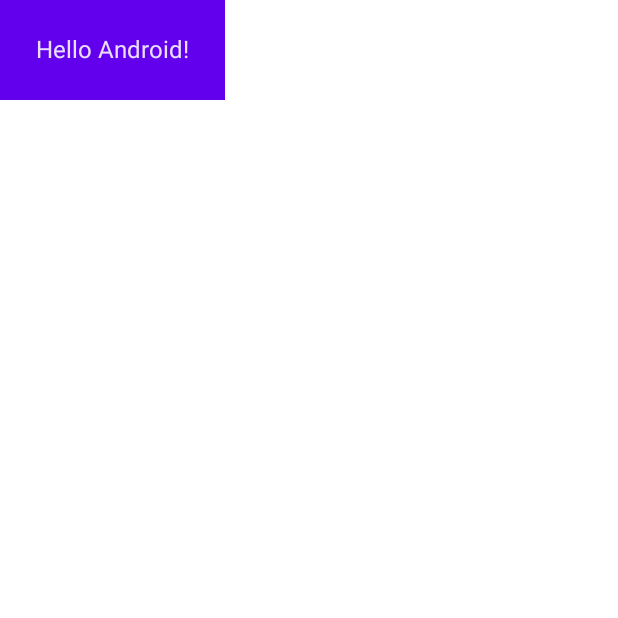
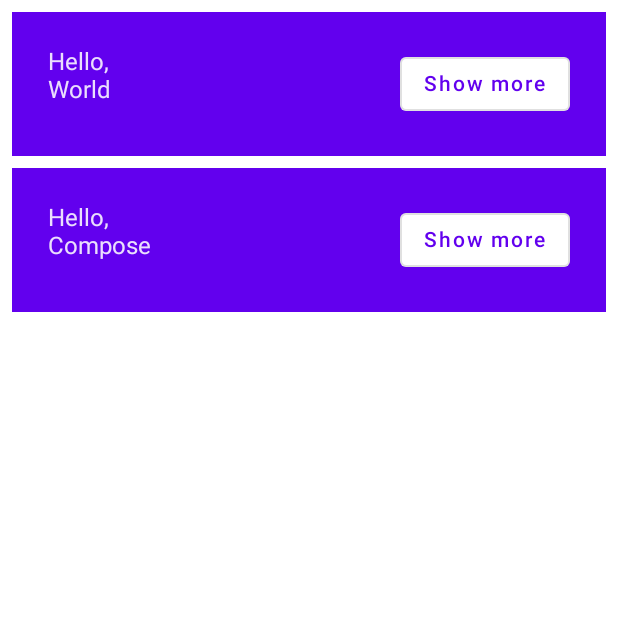
Before and after one commit to Brian-big/compose_basics_codelab, an Android app built with Jetpack Compose: the screen it shows after launch (MainActivity), on a phone screen of 412 x 824 dp, the top half of it. Run offline under Robolectric (Android 15) with nearby library versions, the phone set to English and light mode, and no system bars.

Commit message:
creating columns and rows

```diff
--- a/app/src/main/java/compose/basics/codelab/MainActivity.kt
+++ b/app/src/main/java/compose/basics/codelab/MainActivity.kt
@@ -3,8 +3,9 @@ package compose.basics.codelab
 import android.os.Bundle
 import androidx.activity.ComponentActivity
 import androidx.activity.compose.setContent
-import androidx.compose.foundation.layout.padding
+import androidx.compose.foundation.layout.*
 import androidx.compose.material.MaterialTheme
+import androidx.compose.material.OutlinedButton
 import androidx.compose.material.Surface
 import androidx.compose.material.Text
 import androidx.compose.runtime.Composable
@@ -28,16 +29,28 @@ class MainActivity : ComponentActivity() {
 }
 
 @Composable
-private fun MyApp() {
-    Surface(color = MaterialTheme.colors.background) {
-        Greeting("Android")
+private fun MyApp(names: List<String> = listOf("World", "Compose")) {
+    Column(modifier = Modifier.padding(vertical = 4.dp)) {
+        for (name in names) {
+            Greeting(name = name)
+        }
     }
 }
 
 @Composable
 private fun Greeting(name: String) {
-    Surface(color = MaterialTheme.colors.primary) {
-        Text(text = "Hello $name!", modifier = Modifier.padding(24.dp))
+    Surface(color = MaterialTheme.colors.primary, modifier = Modifier
+        .fillMaxWidth()
+        .padding(vertical = 4.dp, horizontal = 8.dp)) {
+        Row(modifier = Modifier.padding(24.dp)) {
+            Column(modifier = Modifier.weight(1f)) {
+            Text(text = "Hello,")
+            Text(name)
+            }
+            OutlinedButton(onClick = { /*TODO*/ }) {
+                Text("Show more")
+            }
+        }
     }
 }
 
```
